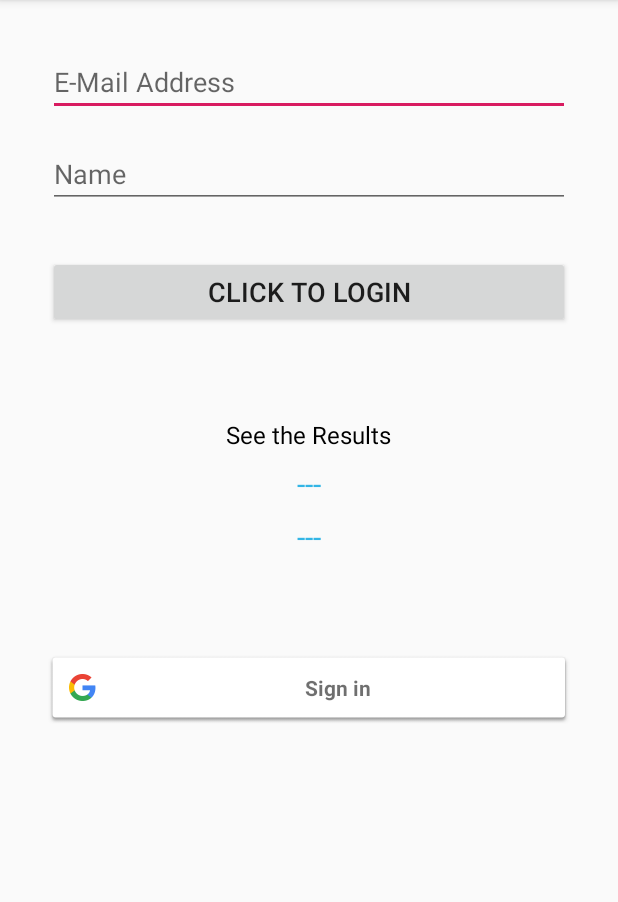
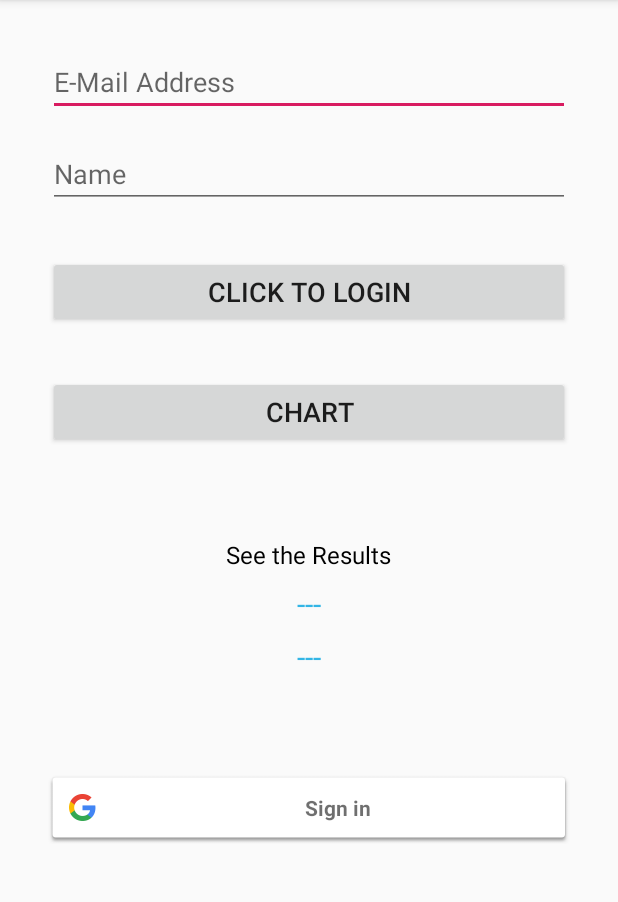
Before and after one commit to shubham7Smartdata/Joyers, an Android app: the screen it shows after launch (SignUpActivity), on a phone screen of 412 x 824 dp, the part 84-986 px from its top. Run offline under Robolectric (Android 15) with nearby library versions, the phone set to English and light mode, and no system bars; our stand-ins replace Room's generated code, sdp/ssp sizes; plain views replace LoginButton.

Commit message:
graph added

```diff
--- a/app/src/main/AndroidManifest.xml
+++ b/app/src/main/AndroidManifest.xml
@@ -24,6 +24,7 @@
                 <category android:name="android.intent.category.LAUNCHER"/>
             </intent-filter>
         </activity>
+        <activity android:name=".activities.ColumnChartActivity"/>
     </application>
 
 </manifest>
--- a/app/src/main/java/com/sdi/joyers/activities/SignUpActivity.kt
+++ b/app/src/main/java/com/sdi/joyers/activities/SignUpActivity.kt
@@ -45,6 +45,7 @@ class SignUpActivity : BaseActivity<UserViewModel>(), View.OnClickListener {
 
     override fun initListeners() {
         btnLogin.setOnClickListener(this)
+        btnChart.setOnClickListener(this)
     }
 
     override fun onClick(v: View?) {
@@ -52,6 +53,10 @@ class SignUpActivity : BaseActivity<UserViewModel>(), View.OnClickListener {
             R.id.btnLogin -> {
                 showProgress()
                 mViewModel!!.setLoginData(edEmail.text.toString(), edName.text.toString())
+            }
+            R.id.btnChart -> {
+                val intent = Intent(mContext, ColumnChartActivity::class.java)
+                mContext.startActivity(intent)
             }
         }
     }
--- a/app/src/main/java/com/sdi/joyers/activities/SplashActivity.kt
+++ b/app/src/main/java/com/sdi/joyers/activities/SplashActivity.kt
@@ -18,6 +18,6 @@ class SplashActivity : AppCompatActivity() {
             startActivity(intent)
             finish()
         }, Constants.SPLASH_TIME_OUT)
+
     }
-
 }
--- a/app/src/main/res/layout/activity_sign_up.xml
+++ b/app/src/main/res/layout/activity_sign_up.xml
@@ -37,8 +37,8 @@
                     android:layout_marginTop="16dp"
                     android:ems="10"
                     android:hint="Name"
-                    android:inputType="text"
-            />
+                    android:inputType="text"/>
+
             <Button
                     android:id="@+id/btnLogin"
                     android:layout_width="match_parent"
@@ -47,6 +47,15 @@
                     android:layout_marginStart="32dp"
                     android:layout_marginTop="32dp"
                     android:text="Click to Login"
+                    android:textSize="18sp"/>
+            <Button
+                    android:id="@+id/btnChart"
+                    android:layout_width="match_parent"
+                    android:layout_height="wrap_content"
+                    android:layout_marginEnd="32dp"
+                    android:layout_marginStart="32dp"
+                    android:layout_marginTop="32dp"
+                    android:text="Chart"
                     android:textSize="18sp"/>
 
             <TextView
@@ -93,11 +102,11 @@
                     android:layout_margin="@dimen/_12sdp"/>
 
             <!--<com.facebook.login.widget.LoginButton-->
-                    <!--android:id="@+id/btn_fb_login"-->
-                    <!--android:layout_width="match_parent"-->
-                    <!--android:layout_height="wrap_content"-->
-                    <!--android:padding="@dimen/_12sdp"-->
-                    <!--android:layout_margin="@dimen/_12sdp"/>-->
+            <!--android:id="@+id/btn_fb_login"-->
+            <!--android:layout_width="match_parent"-->
+            <!--android:layout_height="wrap_content"-->
+            <!--android:padding="@dimen/_12sdp"-->
+            <!--android:layout_margin="@dimen/_12sdp"/>-->
 
         </LinearLayout>
 
--- a/app/src/main/res/layout/splash_activity.xml
+++ b/app/src/main/res/layout/splash_activity.xml
@@ -1,6 +1,7 @@
 <?xml version="1.0" encoding="utf-8"?>
 <LinearLayout xmlns:android="http://schemas.android.com/apk/res/android"
               android:orientation="vertical"
+              android:id="@+id/llMain"
               android:layout_width="match_parent"
               android:layout_height="match_parent">
 
--- a/build.gradle
+++ b/build.gradle
@@ -5,7 +5,7 @@ buildscript {
     repositories {
         google()
         jcenter()
-
+        maven { url 'https://jitpack.io' }
     }
     dependencies {
         classpath 'com.android.tools.build:gradle:3.4.1'
--- a/settings.gradle
+++ b/settings.gradle
@@ -1 +1 @@
-include ':app'
+include ':app', ':anychart'
```
Also changed, not shown: app/build.gradle (+7 -8 lines).
